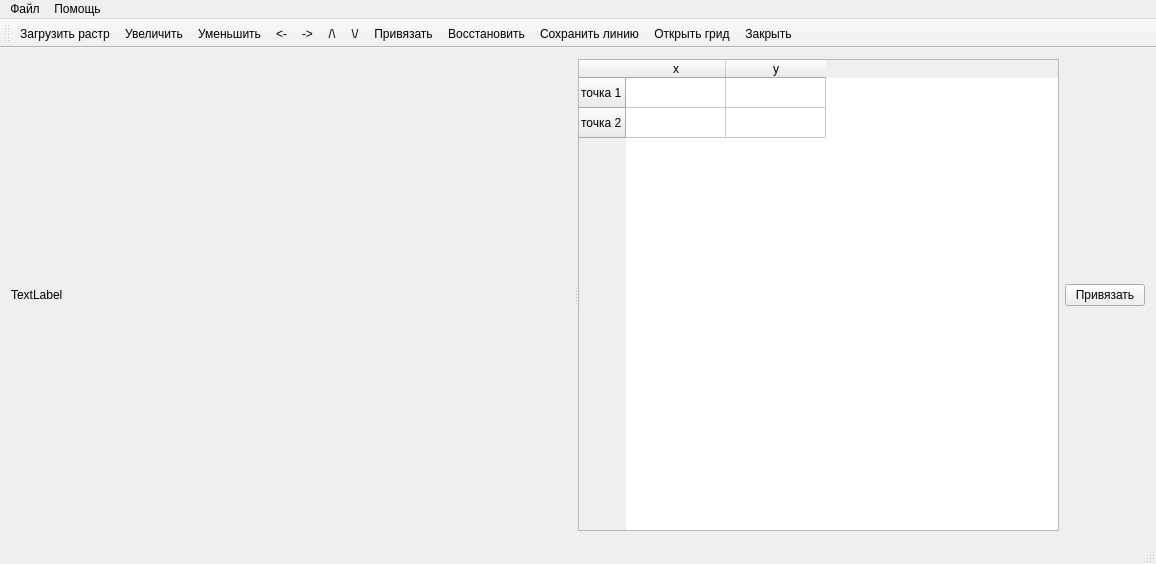
The window that mainwindow.ui (blankedspace/QtDigitazer) describes before a commit, drawn with Qt 5.
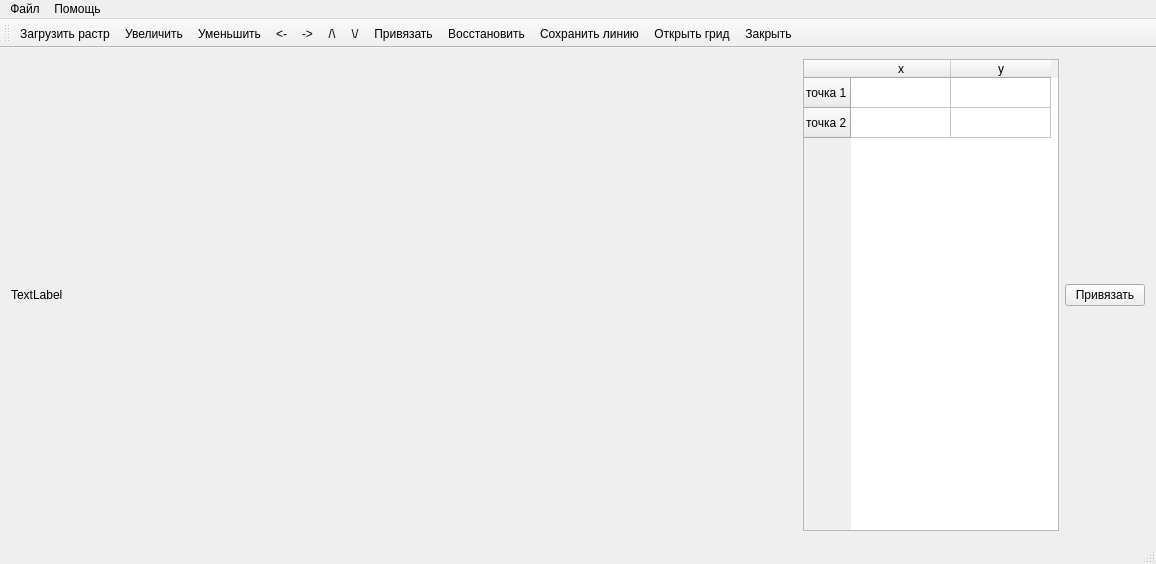
The same window after the commit. Icons and pictures are not drawn. Custom widgets are drawn as their Qt base class.

The edit to the form file:
```diff
--- a/mainwindow.ui
+++ b/mainwindow.ui
@@ -22,30 +22,32 @@
    </property>
    <layout class="QHBoxLayout" name="horizontalLayout">
     <item>
-     <widget class="QSplitter" name="splitter">
-      <property name="orientation">
-       <enum>Qt::Horizontal</enum>
-      </property>
-      <widget class="MyCanvas" name="canvas">
+     <widget class="DrawableWindow" name="canvas">
        <property name="sizePolicy">
-        <sizepolicy hsizetype="Expanding" vsizetype="Expanding">
-         <horstretch>0</horstretch>
+       <sizepolicy hsizetype="Minimum" vsizetype="Preferred">
+        <horstretch>200</horstretch>
          <verstretch>0</verstretch>
         </sizepolicy>
        </property>
        <property name="minimumSize">
         <size>
-         <width>300</width>
+        <width>60</width>
          <height>0</height>
         </size>
        </property>
-       <property name="mouseTracking">
-        <bool>true</bool>
-       </property>
        <property name="text">
         <string>TextLabel</string>
        </property>
       </widget>
+    </item>
+    <item>
+     <widget class="QSplitter" name="splitter">
+      <property name="orientation">
+       <enum>Qt::Horizontal</enum>
+      </property>
+      <property name="childrenCollapsible">
+       <bool>false</bool>
+      </property>
       <widget class="QTableWidget" name="tableWidget">
        <row>
         <property name="text">
@@ -106,7 +108,7 @@
      <x>0</x>
      <y>0</y>
      <width>1156</width>
-     <height>22</height>
+     <height>26</height>
     </rect>
    </property>
    <widget class="QMenu" name="menu">
@@ -246,9 +248,9 @@
  <layoutdefault spacing="6" margin="11"/>
  <customwidgets>
   <customwidget>
-   <class>MyCanvas</class>
+   <class>DrawableWindow</class>
    <extends>QLabel</extends>
-   <header>mainwindow.h</header>
+   <header>drawablewindow.h</header>
   </customwidget>
  </customwidgets>
  <resources>
```
Lines whose indentation alone changed are shown as unchanged.
